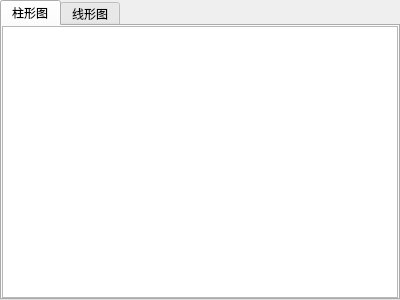
First picture: the form in ProgressWidget.ui, repository congchenutd/congchenmoney, before the edit.
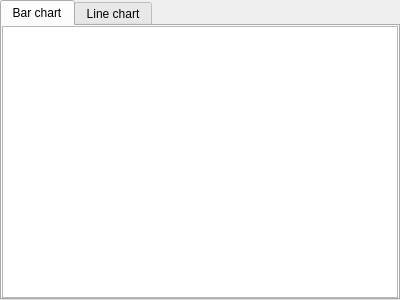
Second picture: the form after the edit. Custom widgets are drawn as their Qt base class.

```diff
--- a/ProgressWidget.ui
+++ b/ProgressWidget.ui
@@ -24,9 +24,9 @@
      <property name="currentIndex" >
       <number>0</number>
      </property>
-     <widget class="QWidget" name="barViewTab" >
-      <attribute name="title" >
-       <string>柱形图</string>
+     <widget class="QWidget" name="barViewTab">
+      <attribute name="title">
+       <string>Bar chart</string>
       </attribute>
       <layout class="QVBoxLayout" >
        <property name="margin" >
@@ -40,9 +40,9 @@
        </item>
       </layout>
      </widget>
-     <widget class="QWidget" name="kViewTab" >
-      <attribute name="title" >
-       <string>线形图</string>
+     <widget class="QWidget" name="kViewTab">
+      <attribute name="title">
+       <string>Line chart</string>
       </attribute>
       <layout class="QVBoxLayout" >
        <property name="margin" >
@@ -60,7 +60,7 @@
    </item>
   </layout>
  </widget>
- <layoutdefault spacing="6" margin="11" />
+ <layoutdefault spacing="6" margin="11"/>
  <customwidgets>
   <customwidget>
    <class>KView</class>
```
Left out of the diff: 39 changed lines with no effect on the pictures.
